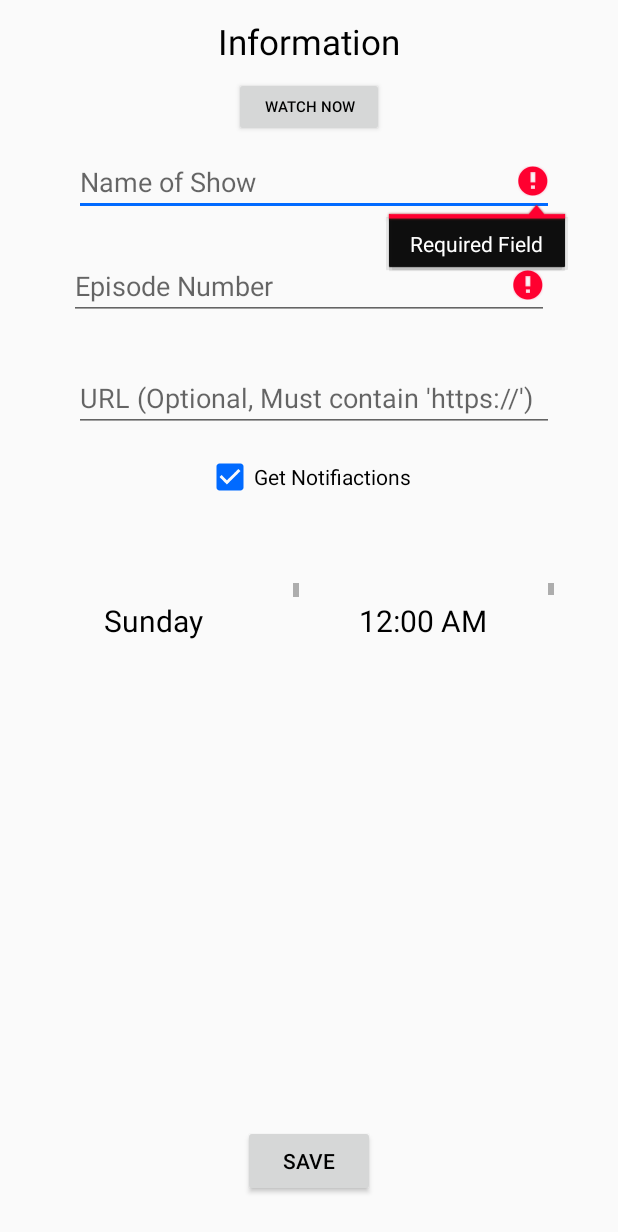
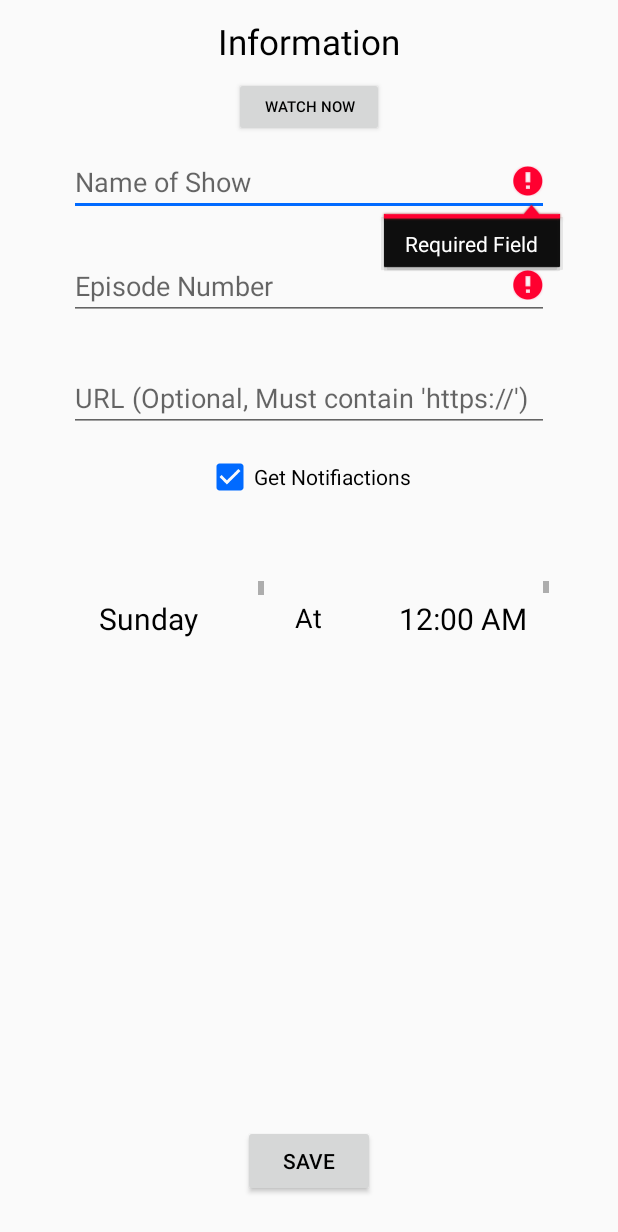
Before and after one commit to Achuna/Show_Tracker, an Android app: the EditorActivity screen opened directly, with no data from a screen before it, after a tap on "SAVE", on a phone screen of 412 x 824 dp. Shown: the top 1232 px of the screen. Run offline under Robolectric (Android 15) with nearby library versions, the phone set to English and light mode, and no system bars; 1 other tap on this screen came first.

Commit message:
Alert Notification Improvements

```diff
--- a/app/build.gradle
+++ b/app/build.gradle
@@ -7,7 +7,7 @@ android {
         minSdkVersion 23
         targetSdkVersion 26
         versionCode 1
-        versionName '2.0'
+        versionName '2.8'
         testInstrumentationRunner "android.support.test.runner.AndroidJUnitRunner"
     }
     buildTypes {
--- a/app/src/main/java/com/example/achuna/tracker/EditorActivity.java
+++ b/app/src/main/java/com/example/achuna/tracker/EditorActivity.java
@@ -28,7 +28,7 @@ import java.util.Calendar;
 public class EditorActivity extends Activity {
 
     CheckBox notifyCheckbox;
-    TextView notificationTime;
+    TextView notificationTime, atText;
     EditText showName, episodeNumber, urlText;
     Button saveBtn, deleteBtn, doneBtn, laterBtn, watchNow;
     ListView dayList, timeList;
@@ -81,6 +81,7 @@ public class EditorActivity extends Activity {
 
         notifyCheckbox = findViewById(R.id.notifyCheckbox);
         notificationTime = findViewById(R.id.notificationTime);
+        atText = findViewById(R.id.atDivider);
         saveBtn = findViewById(R.id.editorSaveBtn);
         deleteBtn = findViewById(R.id.deleteButton);
         doneBtn = findViewById(R.id.doneButton);
@@ -130,6 +131,7 @@ public class EditorActivity extends Activity {
                 deleteBtn.setVisibility(View.INVISIBLE);
                 laterBtn.setVisibility(View.INVISIBLE);
                 watchNow.setVisibility(View.INVISIBLE);
+                atText.setVisibility(View.INVISIBLE);
             }
         }
 
@@ -163,10 +165,12 @@ public class EditorActivity extends Activity {
             notificationTime.setVisibility(View.VISIBLE);
             dayList.setVisibility(View.VISIBLE);
             timeList.setVisibility(View.VISIBLE);
+            atText.setVisibility(View.VISIBLE);
         } else {
             notificationTime.setVisibility(View.INVISIBLE);
             dayList.setVisibility(View.INVISIBLE);
             timeList.setVisibility(View.INVISIBLE);
+            atText.setVisibility(View.INVISIBLE);
         }
 
         deleteBtn.setOnClickListener(new View.OnClickListener() {
@@ -309,7 +313,11 @@ public class EditorActivity extends Activity {
 
                     if (urlText.getText().length() > 0) {
                         int episode = Integer.parseInt(episodeNumber.getText().toString());
-                        Intent stream = new Intent(Intent.ACTION_VIEW, Uri.parse(urlText.getText().toString() + (episode) + "/" ));
+                        String specificUrl = urlText.getText().toString();
+                        if(urlText.getText().toString().toLowerCase().contains("anime")) {
+                            specificUrl = urlText.getText().toString()  + (episode + 1) + "/";
+                        }
+                        Intent stream = new Intent(Intent.ACTION_VIEW, Uri.parse(specificUrl));
                         try {
                             startActivity(stream);
                         } catch (Exception e) {
@@ -389,10 +397,12 @@ public class EditorActivity extends Activity {
                     notificationTime.setVisibility(View.VISIBLE);
                     dayList.setVisibility(View.VISIBLE);
                     timeList.setVisibility(View.VISIBLE);
+                    atText.setVisibility(View.VISIBLE);
                 } else {
                     notificationTime.setVisibility(View.INVISIBLE);
                     dayList.setVisibility(View.INVISIBLE);
                     timeList.setVisibility(View.INVISIBLE);
+                    atText.setVisibility(View.INVISIBLE);
                 }
 
             }
--- a/app/src/main/java/com/example/achuna/tracker/NotificationReceiver.java
+++ b/app/src/main/java/com/example/achuna/tracker/NotificationReceiver.java
@@ -52,8 +52,10 @@ public class NotificationReceiver extends BroadcastReceiver {
 
         //For Personal Use
         //https://otakustream.tv/anime/dragon-ball-super/episode-129/
-        String specificUrl = url + (number + 1) + "/";
-
+        String specificUrl = url;
+        if(url.toLowerCase().contains("anime")) {
+             specificUrl = url + (number + 1) + "/";
+        }
         stream.putExtra("url", specificUrl); //change to specificUrl to url on deployment
         stream.putExtra("index", listItem);
         PendingIntent watchIntent = PendingIntent.getActivity(context, id, stream, PendingIntent.FLAG_UPDATE_CURRENT);
--- a/app/src/main/res/layout/activity_editor.xml
+++ b/app/src/main/res/layout/activity_editor.xml
@@ -122,11 +122,11 @@
 
     <ListView
         android:id="@+id/dayList"
-        android:layout_width="150dp"
+        android:layout_width="130dp"
         android:layout_height="50dp"
-        android:layout_alignStart="@+id/deleteButton"
+        android:layout_alignStart="@+id/showNumber"
         android:layout_below="@+id/notificationTime"
-        android:layout_marginTop="25dp"
+        android:layout_marginTop="24dp"
         android:divider="@android:color/transparent"
         android:isScrollContainer="false"
         android:visibility="invisible"
@@ -134,7 +134,7 @@
 
     <ListView
         android:id="@+id/timeList"
-        android:layout_width="150dp"
+        android:layout_width="120dp"
         android:layout_height="50dp"
         android:isScrollContainer="false"
         android:layout_alignEnd="@+id/showNameEt"
@@ -153,4 +153,15 @@
         android:text="Watch Now"
         android:textSize="10sp" />
 
+    <TextView
+        android:id="@+id/atDivider"
+        android:layout_width="wrap_content"
+        android:layout_height="wrap_content"
+        android:layout_alignTop="@+id/dayList"
+        android:layout_centerHorizontal="true"
+        android:layout_marginTop="12dp"
+        android:text="At"
+        android:textSize="18sp"
+        android:visibility="invisible" />
+
 </RelativeLayout>
--- a/app/src/main/res/menu/drawer_view.xml
+++ b/app/src/main/res/menu/drawer_view.xml
@@ -4,7 +4,7 @@
         <item
             android:id="@+id/drawerAlarm"
             android:icon="@drawable/alarm_icon"
-            android:title="Reset Alarms" />
+            android:title="Set Alarms" />
 
         <item
             android:id="@+id/drawerFinished"
```
Also changed, not shown: app/src/main/java/com/example/achuna/tracker/BootReceiver.java (+27 -20 lines).
